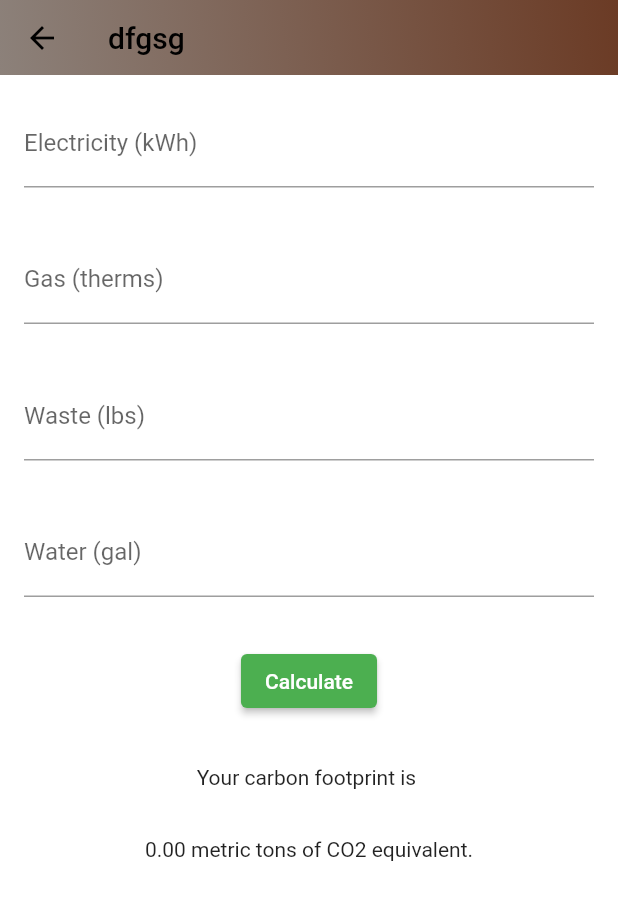
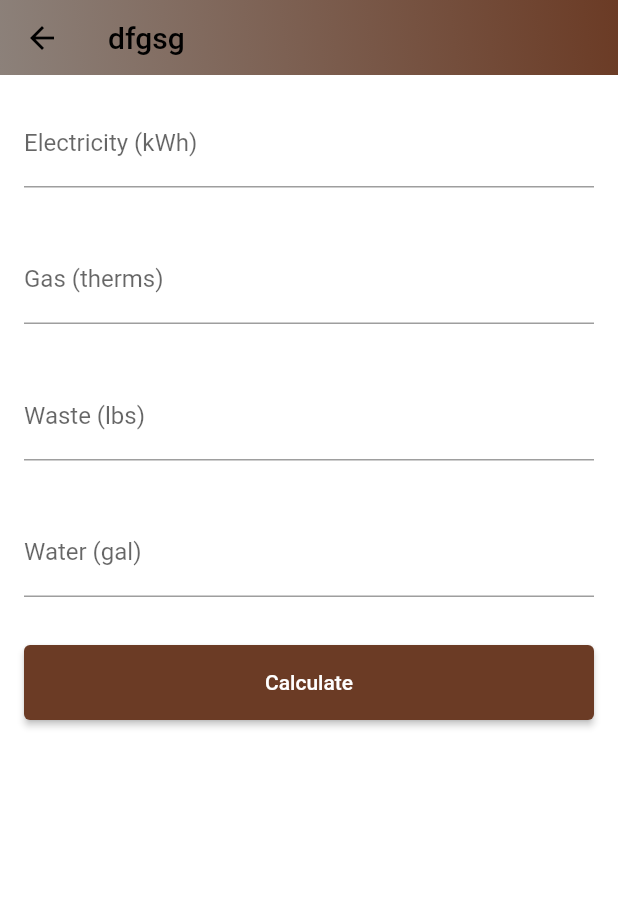
Before and after one commit to imguptaharsh/ReWear, a Flutter app: the CarbonFootprintCalculator screen opened by its route, on a phone screen of 412 x 824 dp. Shown: the top 900 px of the screen. Run offline on Flutter 3.47's test engine with Material 2 defaults, Android fonts, the phone set to English and light mode, and no system bars; our stand-ins replace badges, carousel_slider, charts_flutter_new, dio, dotted_border, file_picker and 2 more; missing offline and left inert: cloudinary_public, pay; accounts and stored records are empty.

Commit message:
changes on corbon footprint ui

```diff
--- a/e_com/lib/features/admin/services/admin_services.dart
+++ b/e_com/lib/features/admin/services/admin_services.dart
@@ -30,7 +30,7 @@ class AdminServices {
     try {
       final cloudinary = CloudinaryPublic('dl2ny1j0y', 'c6qkjndh');
       List<String> imageUrls = [];
-
+      // var dio = Dio();
       for (int i = 0; i < images.length; i++) {
         CloudinaryResponse res = await cloudinary.uploadFile(
           CloudinaryFile.fromFile(
@@ -40,6 +40,7 @@ class AdminServices {
         );
         imageUrls.add(res.secureUrl);
       }
+
       Product product = Product(
         name: name,
         description: description,
--- a/e_com/lib/features/corbon/corbon.dart
+++ b/e_com/lib/features/corbon/corbon.dart
@@ -1,3 +1,4 @@
+import 'package:e_com/common/widgets/custom_button.dart';
 import 'package:flutter/material.dart';
 
 import '../../constants/global_variable.dart';
@@ -105,23 +106,45 @@ class _CarbonFootprintCalculatorState extends State<CarbonFootprintCalculator> {
                 },
               ),
             ),
+            // Padding(
+            //   padding: const EdgeInsets.all(16.0),
+            //   child: ElevatedButton(
+            //     onPressed: calculateCarbonFootprint,
+            //     child: const Text('Calculate'),
+            //   ),
+            // ),
             Padding(
                 padding: const EdgeInsets.all(16.0),
-              child: ElevatedButton(
-                onPressed: calculateCarbonFootprint,
-                child: const Text('Calculate'),
-              ),
-            ),
+                child: CustomButton(
+                  text: 'Calculate',
+                  onTap: calculateCarbonFootprint,
+                  color: const Color.fromARGB(255, 107, 59, 37),
+                )),
+            if (carbonFootprint != 0)
               const Padding(
                 padding: EdgeInsets.all(16.0),
                 child: Text(
-                'Your carbon footprint is ',
+                  'Your carbon footprint ',
+                  style: TextStyle(fontSize: 15, fontWeight: FontWeight.w600),
                 ),
               ),
+            if (carbonFootprint != 0)
               Padding(
                 padding: const EdgeInsets.all(16.0),
                 child: Text(
-                '${carbonFootprint.toStringAsFixed(2)} metric tons of CO2 equivalent.',
+                  carbonFootprint.toStringAsFixed(2),
+                  style: const TextStyle(
+                      fontSize: 25, fontWeight: FontWeight.bold),
+                ),
+              ),
+            // ignore: prefer_const_constructors
+            if (carbonFootprint != 0)
+              const Padding(
+                padding: EdgeInsets.all(2.0),
+                // ignore: prefer_const_constructors
+                child: Text(
+                  'metric tons of CO2 equivalent.',
+                  style: TextStyle(fontSize: 15, fontWeight: FontWeight.w600),
                 ),
               ),
           ],
```
Also changed, not shown: e_com/pubspec.yaml (+14 -1 lines), e_com/pubspec.lock, 1 other file. Lines whose indentation alone changed are shown as unchanged.
